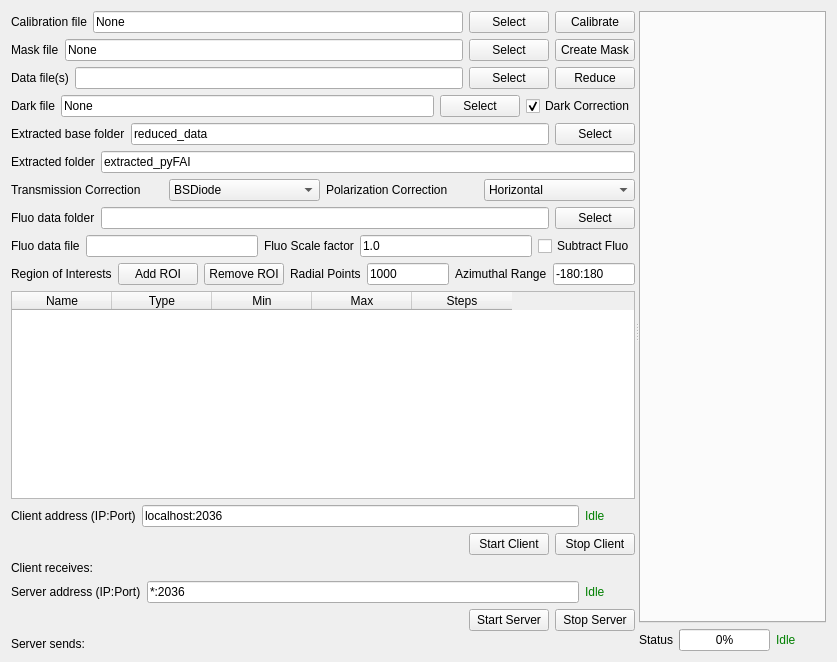
Before: the Qt Designer form UI_Forms/Data_Reduction_Client.ui in chemmatcars/XAnoS, drawn with Qt 5.
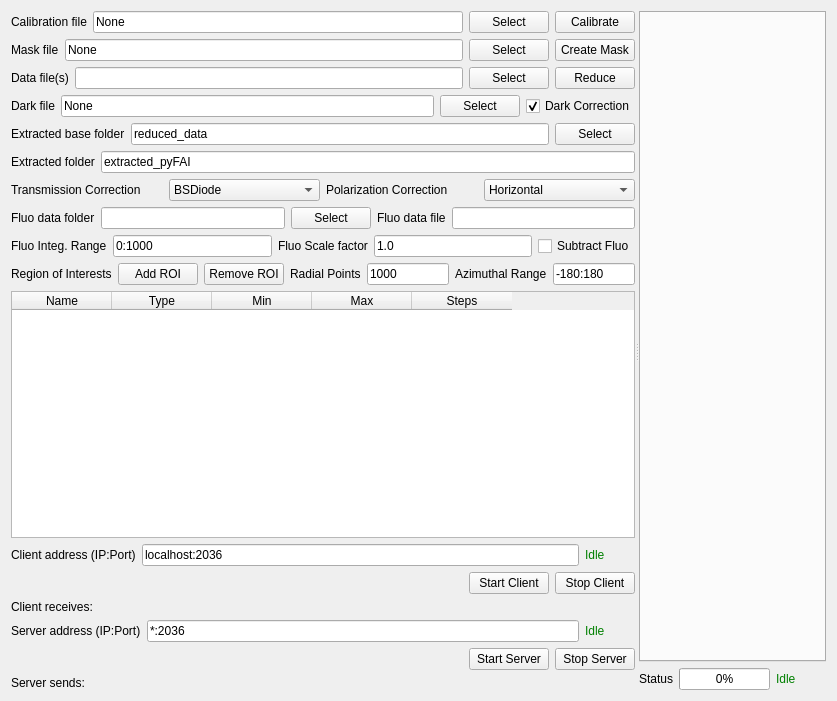
After: the same form once the commit is applied.

Commit message: #Add limited functionility read and analyze Fluorescence data

Diff of the .ui file:
```diff
--- a/UI_Forms/Data_Reduction_Client.ui
+++ b/UI_Forms/Data_Reduction_Client.ui
@@ -7,7 +7,7 @@
     <x>0</x>
     <y>0</y>
     <width>837</width>
-    <height>662</height>
+    <height>701</height>
    </rect>
   </property>
   <property name="windowTitle">
@@ -19,7 +19,7 @@
      <property name="orientation">
       <enum>Qt::Horizontal</enum>
      </property>
-     <widget class="QWidget" name="">
+     <widget class="QWidget" name="layoutWidget">
       <layout class="QVBoxLayout" name="verticalLayout_4">
        <item>
         <layout class="QHBoxLayout" name="horizontalLayout_4">
@@ -281,10 +281,6 @@
            </property>
           </widget>
          </item>
-        </layout>
-       </item>
-       <item>
-        <layout class="QHBoxLayout" name="horizontalLayout_15">
          <item>
           <widget class="QLabel" name="flDataFileLabel">
            <property name="text">
@@ -295,6 +291,24 @@
          <item>
           <widget class="QLineEdit" name="flDataFileLineEdit"/>
          </item>
+        </layout>
+       </item>
+       <item>
+        <layout class="QHBoxLayout" name="horizontalLayout_15">
+         <item>
+          <widget class="QLabel" name="flIntegRangeLabel">
+           <property name="text">
+            <string>Fluo Integ. Range</string>
+           </property>
+          </widget>
+         </item>
+         <item>
+          <widget class="QLineEdit" name="flIntegRangeLineEdit">
+           <property name="text">
+            <string>0:1000</string>
+           </property>
+          </widget>
+         </item>
          <item>
           <widget class="QLabel" name="flScaleFactorLabel">
            <property name="text">
@@ -310,7 +324,7 @@
           </widget>
          </item>
          <item>
-          <widget class="QCheckBox" name="checkBox">
+          <widget class="QCheckBox" name="subFlCheckBox">
            <property name="text">
             <string>Subtract Fluo</string>
            </property>
```
The commit also changes 9 other files.
